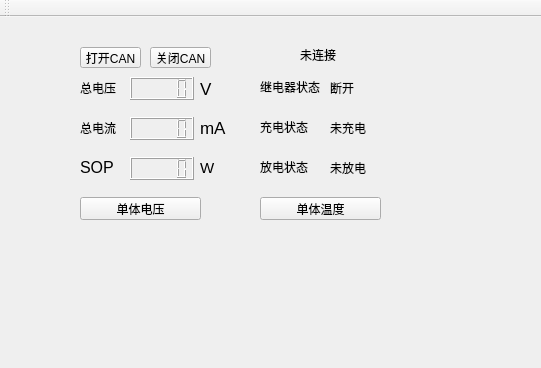
This is mainwindow.ui in XiuEr182/Simple-upper-computer-of-BMS as Qt 5 draws it before an edit; both pictures show x 0 to 541 and y 0 to 368 of the 1000 by 655 pixel window. The edited form follows.
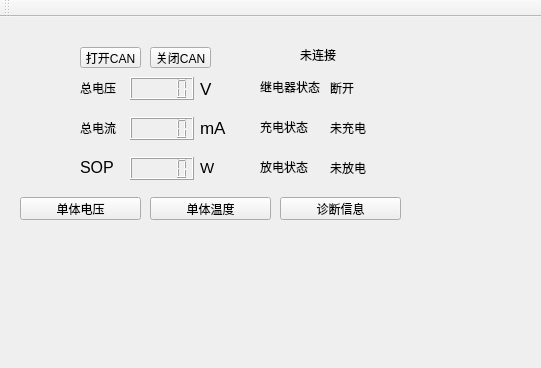
This is the edited form.

Commit message: 带有故障诊断界面的版本，

The edit to the form file:
```diff
--- a/mainwindow.ui
+++ b/mainwindow.ui
@@ -145,7 +145,7 @@
    <widget class="QPushButton" name="SingleVoltageButton">
     <property name="geometry">
      <rect>
-      <x>80</x>
+      <x>20</x>
       <y>180</y>
       <width>121</width>
       <height>23</height>
@@ -158,7 +158,7 @@
    <widget class="QPushButton" name="SingleTemButton">
     <property name="geometry">
      <rect>
-      <x>260</x>
+      <x>150</x>
       <y>180</y>
       <width>121</width>
       <height>23</height>
@@ -285,6 +285,19 @@
      <string>未连接</string>
     </property>
    </widget>
+   <widget class="QPushButton" name="SingleDiagPage">
+    <property name="geometry">
+     <rect>
+      <x>280</x>
+      <y>180</y>
+      <width>121</width>
+      <height>23</height>
+     </rect>
+    </property>
+    <property name="text">
+     <string>诊断信息</string>
+    </property>
+   </widget>
   </widget>
   <widget class="QToolBar" name="mainToolBar">
    <attribute name="toolBarArea">
```
The commit also changes 1370 other files.
